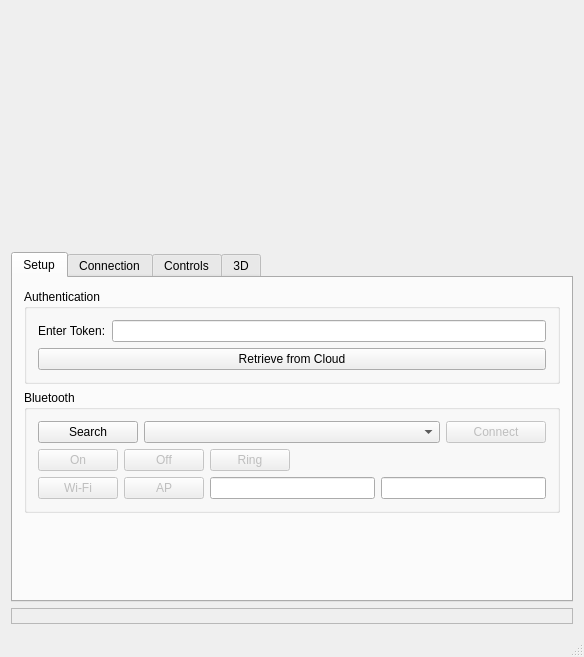
First picture: the form in examples/solum_qt/example/solumqt.ui, repository clariusdev/solum, before the edit.
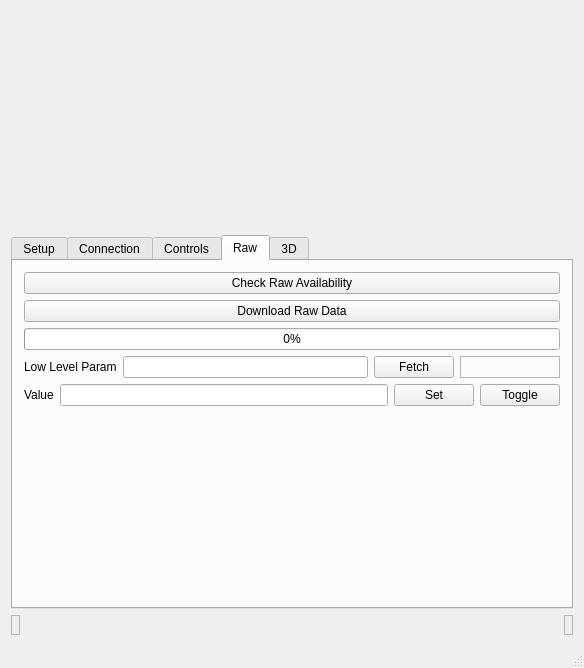
Second picture: the form after the edit. The open tabs and pages were chosen to show the change.

Patch:
```diff
--- a/examples/solum_qt/example/solumqt.ui
+++ b/examples/solum_qt/example/solumqt.ui
@@ -7,7 +7,7 @@
     <x>0</x>
     <y>0</y>
     <width>584</width>
-    <height>657</height>
+    <height>668</height>
    </rect>
   </property>
   <property name="windowTitle">
@@ -351,7 +351,7 @@
          </widget>
         </item>
         <item row="9" column="0" colspan="4">
-         <widget class="QProgressBar" name="progress">
+         <widget class="QProgressBar" name="updateProgress">
           <property name="toolTip">
            <string>Software Update Progress</string>
           </property>
@@ -463,6 +463,12 @@
               <property name="enabled">
                <bool>false</bool>
               </property>
+              <property name="minimumSize">
+               <size>
+                <width>0</width>
+                <height>20</height>
+               </size>
+              </property>
               <property name="text">
                <string>Depth -</string>
               </property>
@@ -473,6 +479,12 @@
               <property name="enabled">
                <bool>false</bool>
               </property>
+              <property name="minimumSize">
+               <size>
+                <width>0</width>
+                <height>20</height>
+               </size>
+              </property>
               <property name="text">
                <string>Depth +</string>
               </property>
@@ -619,6 +631,16 @@
             </property>
            </widget>
           </item>
+          <item>
+           <widget class="QCheckBox" name="rawBuffer">
+            <property name="enabled">
+             <bool>false</bool>
+            </property>
+            <property name="text">
+             <string>Raw Buffer</string>
+            </property>
+           </widget>
+          </item>
           <item>
            <widget class="QCheckBox" name="rfStream">
             <property name="enabled">
@@ -681,6 +703,57 @@
           </item>
          </layout>
         </item>
+        <item>
+         <layout class="QHBoxLayout" name="horizontalLayout_10">
+          <item>
+           <widget class="QLabel" name="formatLabel">
+            <property name="text">
+             <string>Image Format</string>
+            </property>
+           </widget>
+          </item>
+          <item>
+           <widget class="QComboBox" name="format">
+            <property name="currentIndex">
+             <number>0</number>
+            </property>
+            <item>
+             <property name="text">
+              <string>Uncompressed</string>
+             </property>
+            </item>
+            <item>
+             <property name="text">
+              <string>Uncompressed 8-Bit</string>
+             </property>
+            </item>
+            <item>
+             <property name="text">
+              <string>JPEG</string>
+             </property>
+            </item>
+            <item>
+             <property name="text">
+              <string>PNG</string>
+             </property>
+            </item>
+           </widget>
+          </item>
+          <item>
+           <spacer name="horizontalSpacer_5">
+            <property name="orientation">
+             <enum>Qt::Horizontal</enum>
+            </property>
+            <property name="sizeHint" stdset="0">
+             <size>
+              <width>40</width>
+              <height>20</height>
+             </size>
+            </property>
+           </spacer>
+          </item>
+         </layout>
+        </item>
         <item>
          <layout class="QHBoxLayout" name="horizontalLayout_7">
           <item>
@@ -688,6 +761,12 @@
             <property name="enabled">
              <bool>false</bool>
             </property>
+            <property name="minimumSize">
+             <size>
+              <width>0</width>
+              <height>25</height>
+             </size>
+            </property>
             <property name="maximumSize">
              <size>
               <width>50</width>
@@ -897,6 +976,112 @@
         </item>
        </layout>
       </widget>
+      <widget class="QWidget" name="_raw">
+       <attribute name="title">
+        <string>Raw</string>
+       </attribute>
+       <layout class="QVBoxLayout" name="verticalLayout_7">
+        <item>
+         <widget class="QPushButton" name="rawAvailability">
+          <property name="text">
+           <string>Check Raw Availability</string>
+          </property>
+         </widget>
+        </item>
+        <item>
+         <widget class="QPushButton" name="downloadRaw">
+          <property name="text">
+           <string>Download Raw Data</string>
+          </property>
+         </widget>
+        </item>
+        <item>
+         <widget class="QProgressBar" name="rawProgress">
+          <property name="value">
+           <number>0</number>
+          </property>
+         </widget>
+        </item>
+        <item>
+         <layout class="QHBoxLayout" name="horizontalLayout_12">
+          <item>
+           <widget class="QLabel" name="_lowlevel">
+            <property name="text">
+             <string>Low Level Param</string>
+            </property>
+           </widget>
+          </item>
+          <item>
+           <widget class="QLineEdit" name="lowLevelParam"/>
+          </item>
+          <item>
+           <widget class="QPushButton" name="lowLevelFetch">
+            <property name="text">
+             <string>Fetch</string>
+            </property>
+           </widget>
+          </item>
+          <item>
+           <widget class="QLabel" name="lowLevelValue">
+            <property name="minimumSize">
+             <size>
+              <width>100</width>
+              <height>0</height>
+             </size>
+            </property>
+            <property name="frameShape">
+             <enum>QFrame::StyledPanel</enum>
+            </property>
+            <property name="text">
+             <string/>
+            </property>
+           </widget>
+          </item>
+         </layout>
+        </item>
+        <item>
+         <layout class="QHBoxLayout" name="horizontalLayout_13">
+          <item>
+           <widget class="QLabel" name="_lowLevelSet">
+            <property name="text">
+             <string>Value</string>
+            </property>
+           </widget>
+          </item>
+          <item>
+           <widget class="QLineEdit" name="lowLevelValueToSet"/>
+          </item>
+          <item>
+           <widget class="QPushButton" name="lowLevelSetValue">
+            <property name="text">
+             <string>Set</string>
+            </property>
+           </widget>
+          </item>
+          <item>
+           <widget class="QPushButton" name="lowLevelToggle">
+            <property name="text">
+             <string>Toggle</string>
+            </property>
+           </widget>
+          </item>
+         </layout>
+        </item>
+        <item>
+         <spacer name="verticalSpacer_3">
+          <property name="orientation">
+           <enum>Qt::Vertical</enum>
+          </property>
+          <property name="sizeHint" stdset="0">
+           <size>
+            <width>20</width>
+            <height>40</height>
+           </size>
+          </property>
+         </spacer>
+        </item>
+       </layout>
+      </widget>
       <widget class="QWidget" name="_3d">
        <property name="enabled">
         <bool>true</bool>
@@ -913,17 +1098,47 @@
      </widget>
     </item>
     <item>
-     <widget class="QLabel" name="probeStatus">
-      <property name="toolTip">
-       <string>Probe Status</string>
-      </property>
-      <property name="frameShape">
-       <enum>QFrame::StyledPanel</enum>
-      </property>
-      <property name="text">
-       <string/>
-      </property>
-     </widget>
+     <layout class="QHBoxLayout" name="horizontalLayout_11">
+      <item>
+       <widget class="QLabel" name="probeStatus">
+        <property name="toolTip">
+         <string>Probe Status</string>
+        </property>
+        <property name="frameShape">
+         <enum>QFrame::StyledPanel</enum>
+        </property>
+        <property name="text">
+         <string/>
+        </property>
+       </widget>
+      </item>
+      <item>
+       <spacer name="horizontalSpacer_6">
+        <property name="orientation">
+         <enum>Qt::Horizontal</enum>
+        </property>
+        <property name="sizeType">
+         <enum>QSizePolicy::MinimumExpanding</enum>
+        </property>
+        <property name="sizeHint" stdset="0">
+         <size>
+          <width>40</width>
+          <height>20</height>
+         </size>
+        </property>
+       </spacer>
+      </item>
+      <item>
+       <widget class="QLabel" name="bitrate">
+        <property name="frameShape">
+         <enum>QFrame::StyledPanel</enum>
+        </property>
+        <property name="text">
+         <string/>
+        </property>
+       </widget>
+      </item>
+     </layout>
     </item>
    </layout>
   </widget>
```
Left out of the diff: 119 changed lines with no effect on the pictures.
